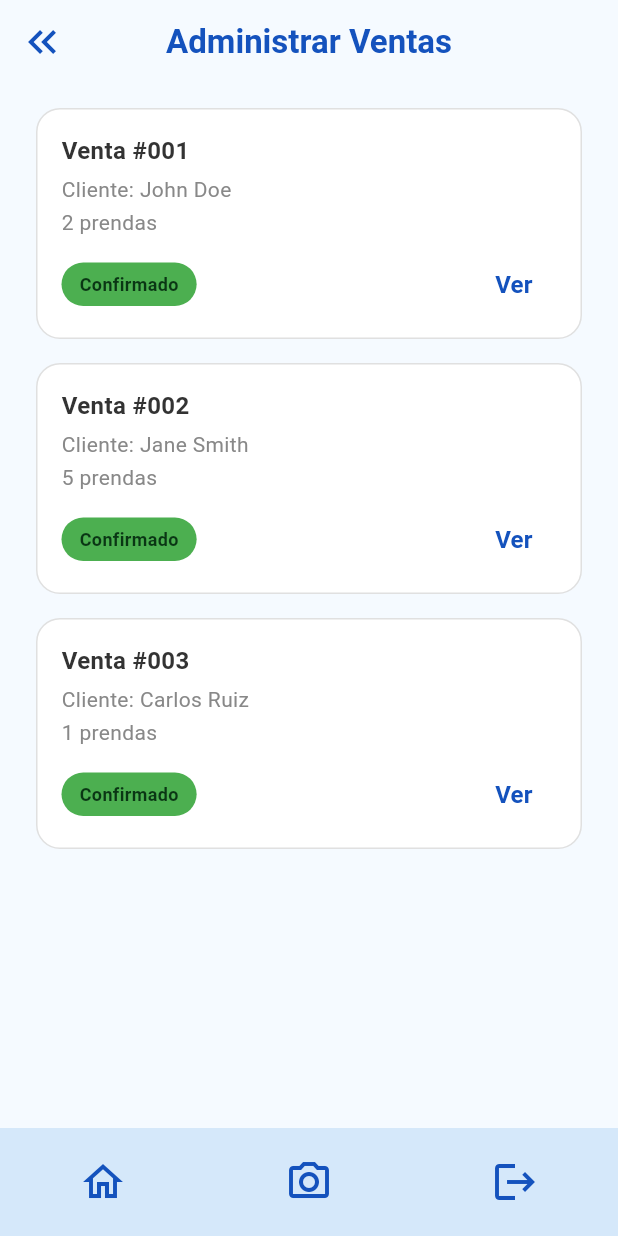
After one commit to JOSE-hub-18/Uniformes_Brenda, a Flutter app: the screen it shows after launch, after a tap on "Administrar Ventas", on a phone screen of 412 x 824 dp. The commit adds this screen. Run offline on Flutter 3.47's test engine with Material 3 defaults, Android fonts, the phone set to English and light mode, and no system bars; our stand-ins replace flutter_blue_plus, permission_handler, sqflite; accounts and stored records are empty.

Commit message:
Hechas pantalla para administrar las ventas y boton agregado en menu principal.

```diff
--- /dev/null
+++ b/lib/presentation/screens/administrar_ventas_screen.dart
@@ -0,0 +1,131 @@
+import 'package:flutter/material.dart';
+import 'bottom_nav_bar.dart';
+
+class AdministrarVentasScreen extends StatelessWidget {
+  const AdministrarVentasScreen({super.key});
+
+  @override
+  Widget build(BuildContext context) {
+    // Datos simulados (Mock data) enfocados en ventas confirmadas
+    final List<Map<String, dynamic>> ventas = [
+      {'id': '001', 'cliente': 'John Doe', 'prendas': 2, 'estado': 'Confirmado'},
+      {'id': '002', 'cliente': 'Jane Smith', 'prendas': 5, 'estado': 'Confirmado'},
+      {'id': '003', 'cliente': 'Carlos Ruiz', 'prendas': 1, 'estado': 'Confirmado'},
+    ];
+
+    return Scaffold(
+      backgroundColor: const Color(0xFFF5FAFF), // Fondo azul claro consistente
+      appBar: AppBar(
+        backgroundColor: Colors.transparent,
+        elevation: 0,
+        leading: IconButton(
+          icon: const Icon(Icons.keyboard_double_arrow_left, color: Color(0xFF1452BD), size: 32),
+          onPressed: () => Navigator.pop(context),
+        ),
+        title: const Text(
+          'Administrar Ventas',
+          style: TextStyle(color: Color(0xFF1452BD), fontWeight: FontWeight.bold),
+        ),
+        centerTitle: true,
+      ),
+      body: SingleChildScrollView(
+        padding: const EdgeInsets.symmetric(horizontal: 24.0, vertical: 16.0),
+        child: Column(
+          children: [
+            // LISTA DE VENTAS (Sin el botón de "Nuevo Pedido" arriba)
+            ListView.separated(
+              shrinkWrap: true,
+              physics: const NeverScrollableScrollPhysics(), // Evita conflictos de scroll
+              itemCount: ventas.length,
+              separatorBuilder: (_, __) => const SizedBox(height: 16),
+              itemBuilder: (context, index) {
+                final venta = ventas[index];
+                return _buildVentaCard(context, venta);
+              },
+            ),
+          ],
+        ),
+      ),
+      bottomNavigationBar: const BottomNavBar(),
+    );
+  }
+
+  // WIDGET REUTILIZABLE: Tarjeta de Venta
+  Widget _buildVentaCard(BuildContext context, Map<String, dynamic> venta) {
+    return Container(
+      padding: const EdgeInsets.all(16),
+      decoration: BoxDecoration(
+        color: Colors.white,
+        borderRadius: BorderRadius.circular(16),
+        border: Border.all(color: const Color(0xFFE0E0E0)), // Borde gris sutil
+      ),
+      child: Column(
+        crossAxisAlignment: CrossAxisAlignment.start,
+        children: [
+          // Título cambiado a "Venta #"
+          Text(
+            'Venta #${venta['id']}',
+            style: const TextStyle(fontWeight: FontWeight.bold, fontSize: 16, color: Color(0xFF333333)),
+          ),
+          const SizedBox(height: 4),
+
+          // Detalles
+          Text(
+            'Cliente: ${venta['cliente']}',
+            style: const TextStyle(color: Color(0xFF888888), fontSize: 14),
+          ),
+          const SizedBox(height: 2),
+          Text(
+            '${venta['prendas']} prendas',
+            style: const TextStyle(color: Color(0xFF888888), fontSize: 14),
+          ),
+
+          const SizedBox(height: 12),
+
+          // Fila inferior: Etiqueta y Botón "Ver"
+          Row(
+            mainAxisAlignment: MainAxisAlignment.spaceBetween,
+            children: [
+              // Etiqueta verde de estado "Confirmado"
+              Container(
+                padding: const EdgeInsets.symmetric(horizontal: 12, vertical: 6),
+                decoration: BoxDecoration(
+                  color: const Color(0xFF4CAF50), // Verde basado en tu imagen
+                  borderRadius: BorderRadius.circular(20),
+                ),
+                child: Text(
+                  venta['estado'],
+                  style: const TextStyle(
+                    color: Color(0xFF0A3614), // Verde oscuro/casi negro para contraste
+                    fontWeight: FontWeight.bold,
+                    fontSize: 12
+                  ),
+                ),
+              ),
+
+              // Texto clickeable "Ver"
+              TextButton(
+                onPressed: () {
+                  // Futura navegación para ver el detalle de la venta
+                },
+                style: TextButton.styleFrom(
+                  padding: const EdgeInsets.symmetric(horizontal: 16, vertical: 8),
+                  minimumSize: Size.zero,
+                  tapTargetSize: MaterialTapTargetSize.shrinkWrap,
+                ),
+                child: const Text(
+                  'Ver',
+                  style: TextStyle(
+                    color: Color(0xFF1452BD),
+                    fontWeight: FontWeight.bold,
+                    fontSize: 16, // Letra grande para área táctil
+                  ),
+                ),
+              ),
+            ],
+          ),
+        ],
+      ),
+    );
+  }
+}
--- a/lib/presentation/screens/home_screen.dart
+++ b/lib/presentation/screens/home_screen.dart
@@ -4,6 +4,7 @@ import '../providers/home_provider.dart';
 import 'bottom_nav_bar.dart';
 import 'agregar_orden_screen.dart';
 import 'pedidos_pendientes_screen.dart';
+import 'administrar_ventas_screen.dart';
 
 class HomeScreen extends StatelessWidget {
   const HomeScreen({super.key});
@@ -76,7 +77,7 @@ class HomeView extends StatelessWidget {
 
             const SizedBox(height: 20),
 
-            // Botón Nuevo Pedido
+            // Botón Nueva Orden
             _HomeButton(
               label: 'Nueva Orden',
               onPressed: () {
@@ -87,6 +88,21 @@ class HomeView extends StatelessWidget {
                   ),
                 );
               }
+            ),
+
+            const SizedBox(height: 20),
+
+            // Boton: Administrar Ventas
+            _HomeButton(
+              label: 'Administrar Ventas',
+              onPressed: () {
+                Navigator.push(
+                  context,
+                  MaterialPageRoute(
+                    builder: (context) => const AdministrarVentasScreen(),
+                  ),
+                );
+              },
             ),
           ],
         ),
```
